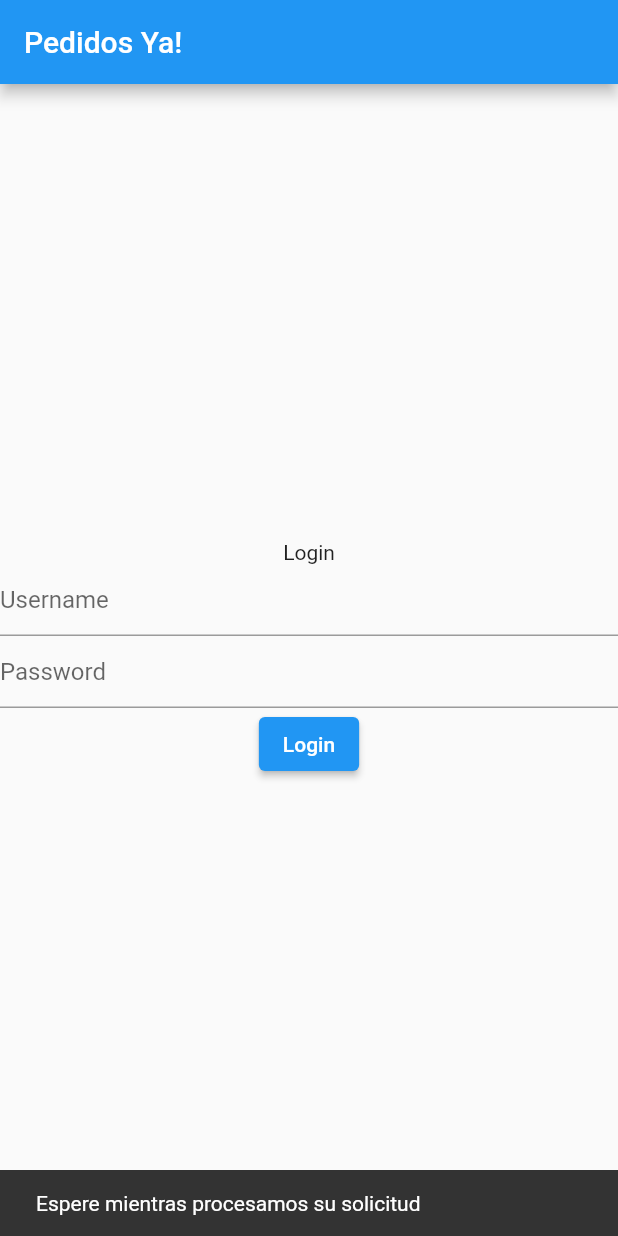
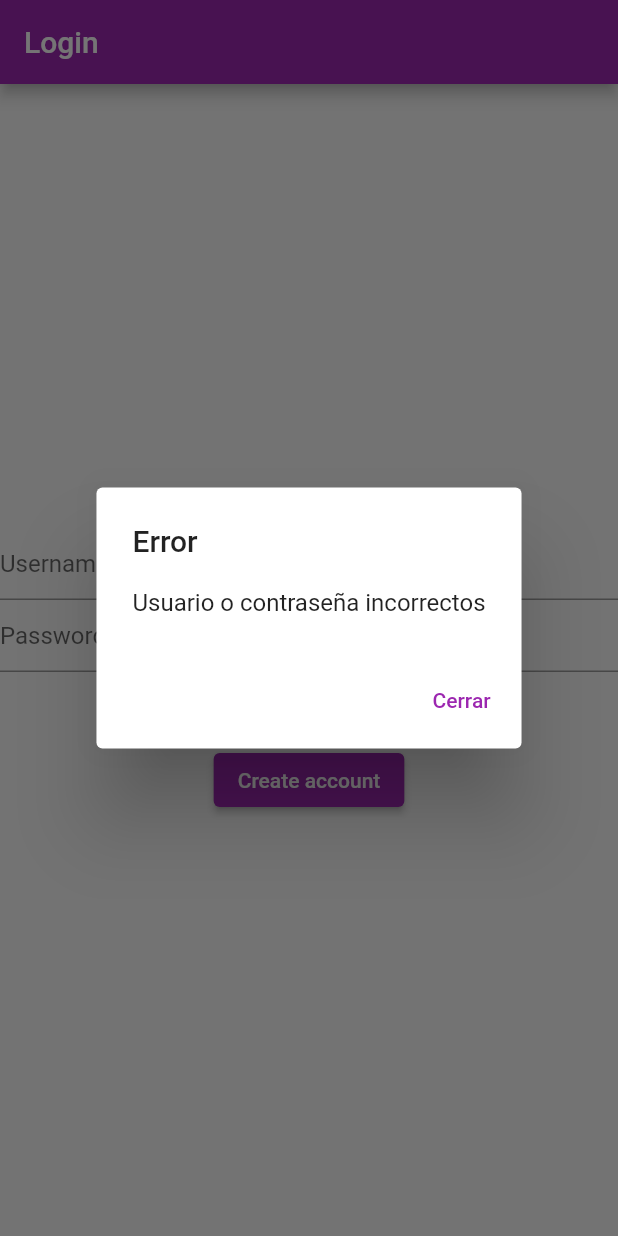
Before and after one commit to ucb-software/demo_cubit, a Flutter app: the screen it shows after launch, after a tap on "Login", on a phone screen of 412 x 824 dp. Run offline on Flutter 3.47's test engine with Material 2 defaults, Android fonts, the light colour scheme and no system bars; our stand-ins replace equatable, flutter_bloc.

Commit message:
Ejemplo de cubit funcionando

```diff
--- /dev/null
+++ b/lib/cubit/login_cubit.dart
@@ -0,0 +1,34 @@
+import 'package:demo_cubit/dto/login_response_dto.dart';
+import 'package:demo_cubit/service/login_service.dart';
+import 'package:flutter_bloc/flutter_bloc.dart';
+
+import 'login_state.dart';
+
+class LoginCubit extends Cubit<LoginState> {
+  LoginCubit() : super(const LoginState());
+
+  Future<void> login(String username, String password) async {
+    emit(state.copyWith(status: PageStatus.loading));
+    try {
+      LoginResponseDto response = await LoginService.login(username, password);
+      if (response.success) {
+        emit(state.copyWith(
+            loginSuccess: true,
+            status: PageStatus.success,
+            token: response.token,
+            refreshToken: response.refreshToken));
+      } else if (!response.success) {
+        emit(state.copyWith(
+            loginSuccess: false,
+            status: PageStatus.success,
+            errorMessage: "Usuario o contraseña incorrectos"));
+      }
+    } on Exception catch (ex) {
+      emit(state.copyWith(
+          loginSuccess: false,
+          status: PageStatus.failure,
+          errorMessage: "Error al intentar autenticar al usuario",
+          exception: ex));
+    }
+  }
+}
--- /dev/null
+++ b/lib/cubit/login_state.dart
@@ -0,0 +1,49 @@
+import 'package:equatable/equatable.dart';
+
+enum PageStatus { initial, loading, success, failure }
+
+class LoginState extends Equatable {
+  final PageStatus status;
+  final bool loginSuccess;
+  final String? errorMessage;
+  final Exception? exception;
+  final String? token;
+  final String? refreshToken;
+
+  const LoginState({
+    this.status = PageStatus.initial,
+    this.loginSuccess = false,
+    this.errorMessage,
+    this.exception,
+    this.token,
+    this.refreshToken,
+  });
+
+  LoginState copyWith({
+    PageStatus? status,
+    bool? loginSuccess,
+    String? errorMessage,
+    Exception? exception,
+    String? token,
+    String? refreshToken,
+  }) {
+    return LoginState(
+      status: status ?? this.status,
+      loginSuccess: loginSuccess ?? this.loginSuccess,
+      errorMessage: errorMessage ?? this.errorMessage,
+      exception: exception ?? this.exception,
+      token: token ?? this.token,
+      refreshToken: refreshToken ?? this.refreshToken,
+    );
+  }
+
+  @override
+  List<Object?> get props => [
+        status,
+        loginSuccess,
+        errorMessage,
+        exception,
+        token,
+        refreshToken,
+      ];
+}
--- a/lib/dto/login_response_dto.dart
+++ b/lib/dto/login_response_dto.dart
@@ -5,16 +5,18 @@
 // NO TIENEN LOGICA DE NEGOCIO
 
 class LoginResponseDto {
-  final String token;
-  final String refreshToken;
-  final String firstName;
-  final String lastName;
+  final bool success;
+  final String? token;
+  final String? refreshToken;
+  final String? firstName;
+  final String? lastName;
 
   LoginResponseDto(
-      {required this.token,
-      required this.refreshToken,
-      required this.firstName,
-      required this.lastName});
+      {this.success = false,
+      this.token,
+      this.refreshToken,
+      this.firstName,
+      this.lastName});
 
   // El endpoint retornará un JSON con la siguiente estructura:
   // { "token": "ey123hg123h123.12h323.adasd", "refreshToken": "ey123hg123h123.12h323.adasd",
--- a/lib/main.dart
+++ b/lib/main.dart
@@ -1,4 +1,7 @@
+import 'package:demo_cubit/ui/home_page.dart';
 import 'package:demo_cubit/ui/login_page.dart';
+import 'package:demo_cubit/ui/order_page.dart';
+import 'package:demo_cubit/ui/register_page.dart';
 import 'package:flutter/material.dart';
 import 'package:flutter_bloc/flutter_bloc.dart';
 
@@ -14,53 +17,57 @@
   // This widget is the root of your application.
   @override
   Widget build(BuildContext context) {
-    return MaterialApp(
-      title: 'Pedidos Ya!',
-      theme: ThemeData(
-        // This is the theme of your application.
-        primarySwatch: Colors.blue,
-      ),
-      home: MultiBlocProvider(providers: [
-        BlocProvider(create: (context) => AppCubit()),
-        // BlocProvider(create: (context) => SingInCubit()),
-        // BlocProvider(create: (context) => MakeOrderCubit()),
-      ], child: const MyHomePage()),
-    );
+    return BlocProvider(
+        create: (context) => AppCubit(),
+        child: MaterialApp(
+          title: 'Pedidos Ya!',
+          theme: ThemeData(
+            // This is the theme of your application.
+            primarySwatch: Colors.purple,
+          ),
+          initialRoute: "/",
+          routes: {
+            "/": (context) => const LoginPage(),
+            "/home": (context) => const HomePage(),
+            "/newOrder": (context) => const OrderPage(),
+            "/register": (context) => const RegisterPage(),
+          },
+        ));
   }
 }
 
-class MyHomePage extends StatelessWidget {
-  const MyHomePage({Key? key}) : super(key: key);
+// class MyHomePage extends StatelessWidget {
+//   const MyHomePage({Key? key}) : super(key: key);
 
-  @override
-  Widget build(BuildContext context) {
-    return Scaffold(
-        appBar: AppBar(
-          title: const Text("Pedidos Ya!"),
-        ),
-        body: BlocBuilder<AppCubit, AppState>(
-          builder: (BuildContext context, state) {
-            if (!state.isUserLoggedIn) {
-              return LoginPage();
-            } else if (state.isUserLoggedIn) {
-              return Center(
-                child: Column(
-                  mainAxisAlignment: MainAxisAlignment.center,
-                  children: [
-                    Text("Bienvenido ${state.loginResponseDto!.firstName}"),
-                    ElevatedButton(
-                        onPressed: () {
-                          BlocProvider.of<AppCubit>(context).logout();
-                        },
-                        child: const Text("Logout"))
-                  ],
-                ),
-              );
-            } else {
-              return const Center(child: Text("Error"));
-            }
-          },
-        ) // This trailing comma makes auto-formatting nicer for build methods.
-        );
-  }
-}
+//   @override
+//   Widget build(BuildContext context) {
+//     return Scaffold(
+//         appBar: AppBar(
+//           title: const Text("Pedidos Ya!"),
+//         ),
+//         body: BlocBuilder<AppCubit, AppState>(
+//           builder: (BuildContext context, state) {
+//             if (!state.isUserLoggedIn) {
+//               return LoginPage();
+//             } else if (state.isUserLoggedIn) {
+//               return Center(
+//                 child: Column(
+//                   mainAxisAlignment: MainAxisAlignment.center,
+//                   children: [
+//                     Text("Bienvenido ${state.loginResponseDto!.firstName}"),
+//                     ElevatedButton(
+//                         onPressed: () {
+//                           BlocProvider.of<AppCubit>(context).logout();
+//                         },
+//                         child: const Text("Logout"))
+//                   ],
+//                 ),
+//               );
+//             } else {
+//               return const Center(child: Text("Error"));
+//             }
+//           },
+//         ) // This trailing comma makes auto-formatting nicer for build methods.
+//         );
+//   }
+// }
--- a/lib/service/login_service.dart
+++ b/lib/service/login_service.dart
@@ -5,12 +5,15 @@
       String username, String password) async {
     if (username == "jperez" && password == "123456") {
       return LoginResponseDto(
+          success: true,
           token: "ey123hg123h123.12h323.adasd",
           refreshToken: "ey123hg123h123.12h323.adasd",
           firstName: "Juan",
           lastName: "Perez");
+    } else if (username == "mgomez") {
+      throw Exception("Error de comunicación con internet");
     } else {
-      throw Exception("Credenciales invalidas");
+      return LoginResponseDto(success: false);
     }
   }
 }
--- a/lib/ui/login_page.dart
+++ b/lib/ui/login_page.dart
@@ -1,4 +1,5 @@
-import 'package:demo_cubit/cubit/app_cubit.dart';
+import 'package:demo_cubit/cubit/login_cubit.dart';
+import 'package:demo_cubit/cubit/login_state.dart';
 import 'package:flutter/material.dart';
 import 'package:flutter_bloc/flutter_bloc.dart';
 
@@ -14,22 +15,33 @@
   final _passwordController = TextEditingController();
 
   @override
-  Widget build(BuildContext context) {
-    return Center(
-        child: BlocConsumer<AppCubit, AppState>(
-      listener: (context, state) {
-        if (state.isLoading) {
-          ScaffoldMessenger.of(context).showSnackBar(const SnackBar(
-              content: Text("Espere mientras procesamos su solicitud")));
-        }
-      },
-      builder: (context, state) {
-        return formLogin();
-      },
-    ));
+  Widget build(BuildContext ctx1) {
+    return BlocProvider(
+      create: (context) => LoginCubit(),
+      child: Scaffold(
+          appBar: AppBar(
+            title: const Text("Login"),
+          ),
+          body: BlocConsumer<LoginCubit, LoginState>(
+            listener: (ctx3, state) {
+              if (state.status == PageStatus.loading) {
+                _showDialog(context, "Autenticación",
+                    "Verificando sus credenciales", false);
+              } else if (state.status == PageStatus.success &&
+                  state.loginSuccess) {
+                Navigator.pop(ctx3); // quito el dialog
+                Navigator.pushNamed(ctx3, '/home');
+              } else {
+                Navigator.pop(ctx3); // quito el dialog
+                _showDialog(context, "Error", state.errorMessage!, true);
+              }
+            },
+            builder: (context, state) => Center(child: formLogin(context)),
+          )),
+    );
   }
 
-  Widget formLogin() {
+  Widget formLogin(BuildContext context) {
     return Column(
       mainAxisAlignment: MainAxisAlignment.center,
       children: [
@@ -48,11 +60,46 @@
         ),
         ElevatedButton(
             onPressed: () {
-              BlocProvider.of<AppCubit>(context)
+              BlocProvider.of<LoginCubit>(context)
                   .login(_usernameController.text, _passwordController.text);
             },
-            child: const Text("Login"))
+            child: const Text("Login")),
+        ElevatedButton(
+            onPressed: () {
+              Navigator.pushNamed(context, '/register');
+            },
+            child: const Text("Create account"))
       ],
     );
   }
+
+  Future<void> _showDialog(BuildContext context, String title, String message,
+      bool closeable) async {
+    return showDialog<void>(
+      context: context,
+      barrierDismissible: false, // user must tap button!
+      builder: (BuildContext context) {
+        return AlertDialog(
+          title: Text(title),
+          content: SingleChildScrollView(
+            child: ListBody(
+              children: <Widget>[
+                Text(message),
+              ],
+            ),
+          ),
+          actions: <Widget>[
+            closeable
+                ? TextButton(
+                    child: const Text('Cerrar'),
+                    onPressed: () {
+                      Navigator.of(context).pop();
+                    },
+                  )
+                : Container(),
+          ],
+        );
+      },
+    );
+  }
 }
--- a/pubspec.yaml
+++ b/pubspec.yaml
@@ -35,6 +35,7 @@
   # Use with the CupertinoIcons class for iOS style icons.
   cupertino_icons: ^1.0.2
   flutter_bloc: ^8.1.1
+  equatable: ^2.0.5
 
 dev_dependencies:
   flutter_test:
```
Also changed, not shown: lib/ui/home_page.dart (added, +47 -0 lines), lib/ui/order_page.dart (added, +28 -0 lines), lib/ui/register_page.dart (added, +54 -0 lines), pubspec.lock.
